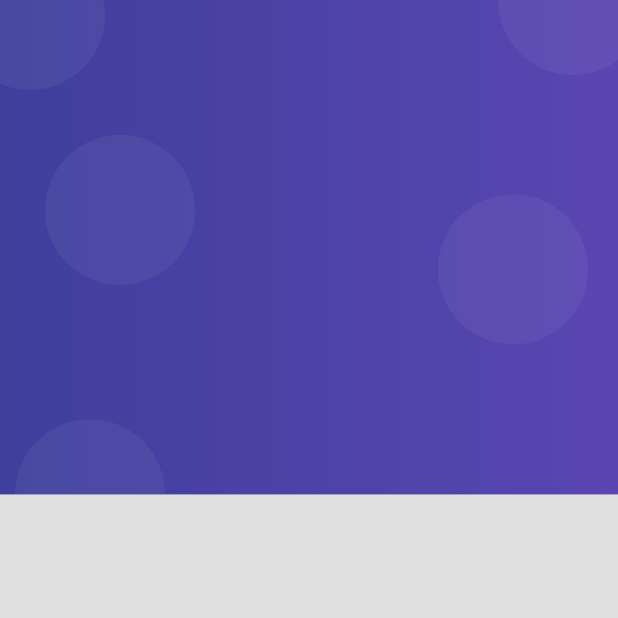
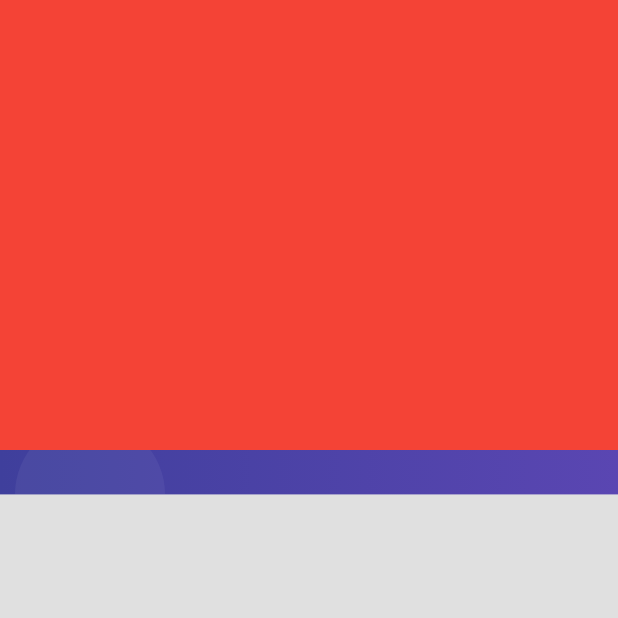
Before and after one commit to XxDEAMxX/products_app, a Flutter app: the screen it shows after launch, on a phone screen of 412 x 824 dp, the top half of it. Run offline on Flutter 3.47's test engine with Material 2 defaults, Android fonts, the phone set to English and light mode, and no system bars.

Commit message:
Icono central y widgets como argumentos

```diff
--- a/lib/screens/login_screen.dart
+++ b/lib/screens/login_screen.dart
@@ -7,8 +7,13 @@ class LoginScreen extends StatelessWidget {
 
   @override
   Widget build(BuildContext context) {
-    return const Scaffold(
+    return Scaffold(
       body:AuthBackground(
+        child: Container(
+          width: double.infinity,
+          height: 300,
+          color: Colors.red,
+        ),
       )
     );
   }
--- a/lib/widgets/auth_background.dart
+++ b/lib/widgets/auth_background.dart
@@ -1,7 +1,13 @@
 import 'package:flutter/material.dart';
 
 class AuthBackground extends StatelessWidget {
-  const AuthBackground({super.key});
+
+  final Widget child;
+
+  const AuthBackground({
+    super.key,
+    required this.child}
+  );
 
   @override
   Widget build(BuildContext context) {
@@ -10,15 +16,29 @@ class AuthBackground extends StatelessWidget {
       height: double.infinity,
       child: Stack(
         children: [
-          _PurpleBox()
+          _PurpleBox(),
+          _HeaderIcon(),
+          this.child
         ]
       ),
     );
   }
 }
 
+class _HeaderIcon extends StatelessWidget {
+  @override
+  Widget build(BuildContext context) {
+    return SafeArea(
+      child: Container(
+        margin: EdgeInsets.only(top: 30),
+        width: double.infinity,
+        child: Icon(Icons.person_pin, color: Colors.white, size: 100,),
+      ),
+    );
+  }
+}
+
 class _PurpleBox extends StatelessWidget {
-  const _PurpleBox({super.key});
   @override
   Widget build(BuildContext context) {
 
```
